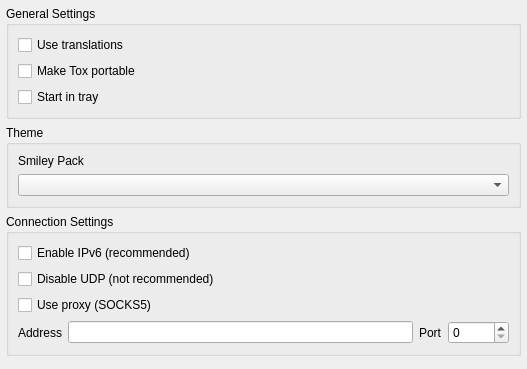
This is widget/form/settings/generalsettings.ui in qTox/qTox as Qt 5 draws it before an edit. The edited form follows.
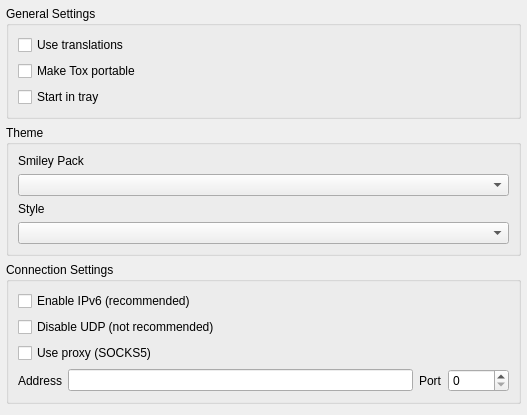
This is the edited form.

Commit message:
style selector
Unfortunately Qt developers removed some old native skins from support, only 3 skins are supported on Linux.
Number of native skins depends on OS and Qt built system.

```diff
--- a/widget/form/settings/generalsettings.ui
+++ b/widget/form/settings/generalsettings.ui
@@ -7,7 +7,7 @@
     <x>0</x>
     <y>0</y>
     <width>527</width>
-    <height>369</height>
+    <height>397</height>
    </rect>
   </property>
   <property name="windowTitle">
@@ -72,6 +72,16 @@
       <item>
        <widget class="QComboBox" name="smileyPackBrowser"/>
       </item>
+      <item>
+       <widget class="QLabel" name="styleLabel">
+        <property name="text">
+         <string>Style</string>
+        </property>
+       </widget>
+      </item>
+      <item>
+       <widget class="QComboBox" name="styleBrowser"/>
+      </item>
      </layout>
     </widget>
    </item>
```
The commit also changes 6 other files.
